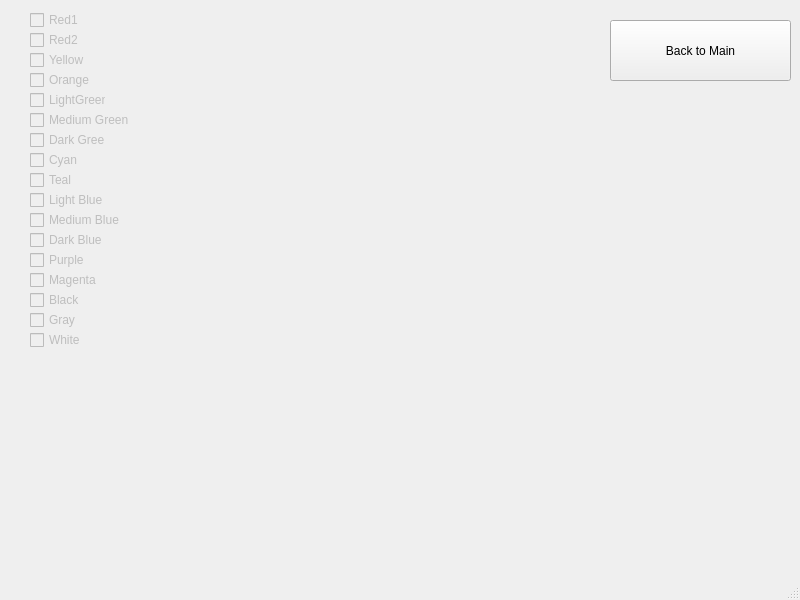
jamie-knapman/Processing-Images-to-Embroidery, file Dev/ProtoType2/Shading.ui: the form before one commit.
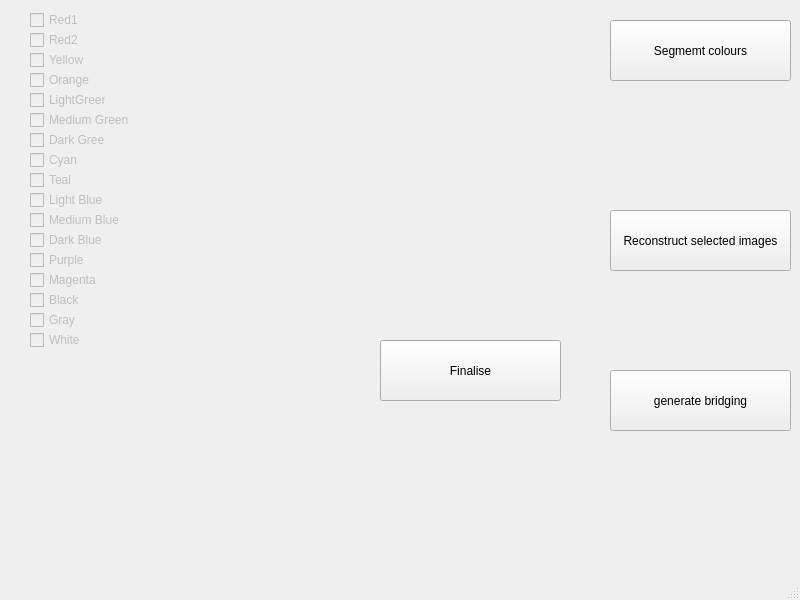
The form after the commit.

Commit message: large stitching merge

The edit to the form file:
```diff
--- a/Dev/ProtoType2/Shading.ui
+++ b/Dev/ProtoType2/Shading.ui
@@ -27,7 +27,7 @@
      </rect>
     </property>
     <property name="text">
-     <string>Back to Main</string>
+     <string>Segmemt colours</string>
     </property>
     <property name="flat">
      <bool>false</bool>
@@ -305,6 +305,63 @@
      <string>Black</string>
     </property>
    </widget>
+   <widget class="QPushButton" name="reconstruct">
+    <property name="enabled">
+     <bool>true</bool>
+    </property>
+    <property name="geometry">
+     <rect>
+      <x>610</x>
+      <y>210</y>
+      <width>181</width>
+      <height>61</height>
+     </rect>
+    </property>
+    <property name="text">
+     <string>Reconstruct selected images</string>
+    </property>
+    <property name="flat">
+     <bool>false</bool>
+    </property>
+   </widget>
+   <widget class="QPushButton" name="generate">
+    <property name="enabled">
+     <bool>true</bool>
+    </property>
+    <property name="geometry">
+     <rect>
+      <x>610</x>
+      <y>370</y>
+      <width>181</width>
+      <height>61</height>
+     </rect>
+    </property>
+    <property name="text">
+     <string>generate bridging</string>
+    </property>
+    <property name="flat">
+     <bool>false</bool>
+    </property>
+   </widget>
+   <widget class="QPushButton" name="finalise">
+    <property name="enabled">
+     <bool>true</bool>
+    </property>
+    <property name="geometry">
+     <rect>
+      <x>380</x>
+      <y>340</y>
+      <width>181</width>
+      <height>61</height>
+     </rect>
+    </property>
+    <property name="text">
+     <string>Finalise</string>
+    </property>
+    <property name="flat">
+     <bool>false</bool>
+    </property>
+   </widget>
   </widget>
   <widget class="QMenuBar" name="menubar">
    <property name="geometry">
```
The commit also changes 1 other file.
